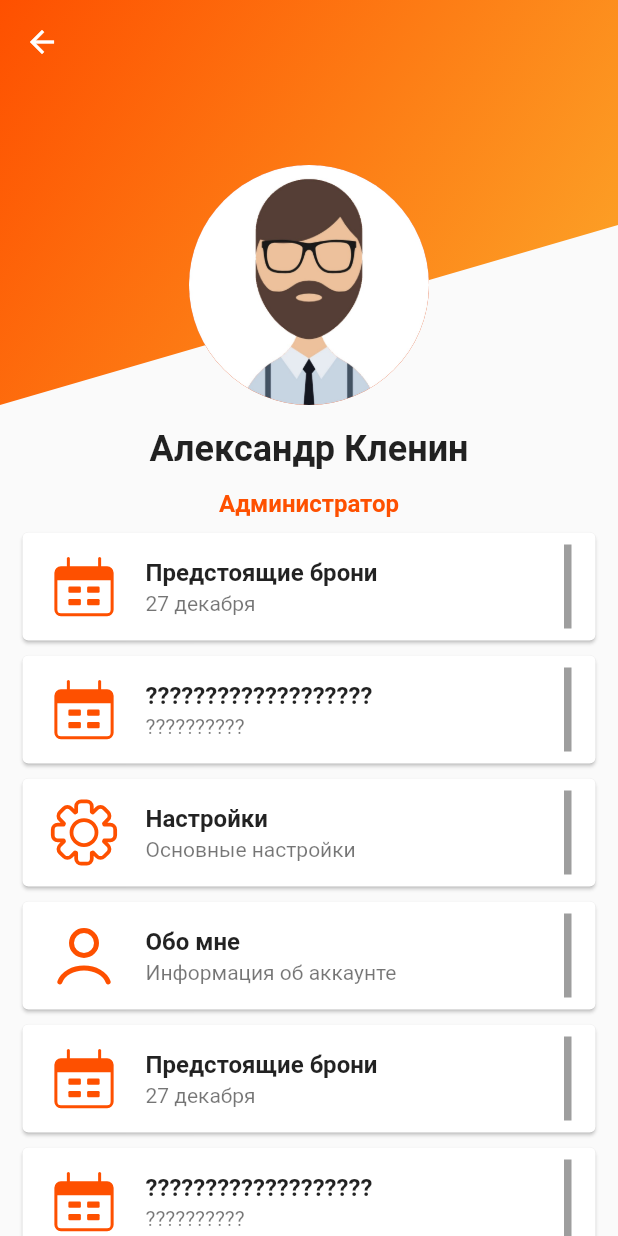
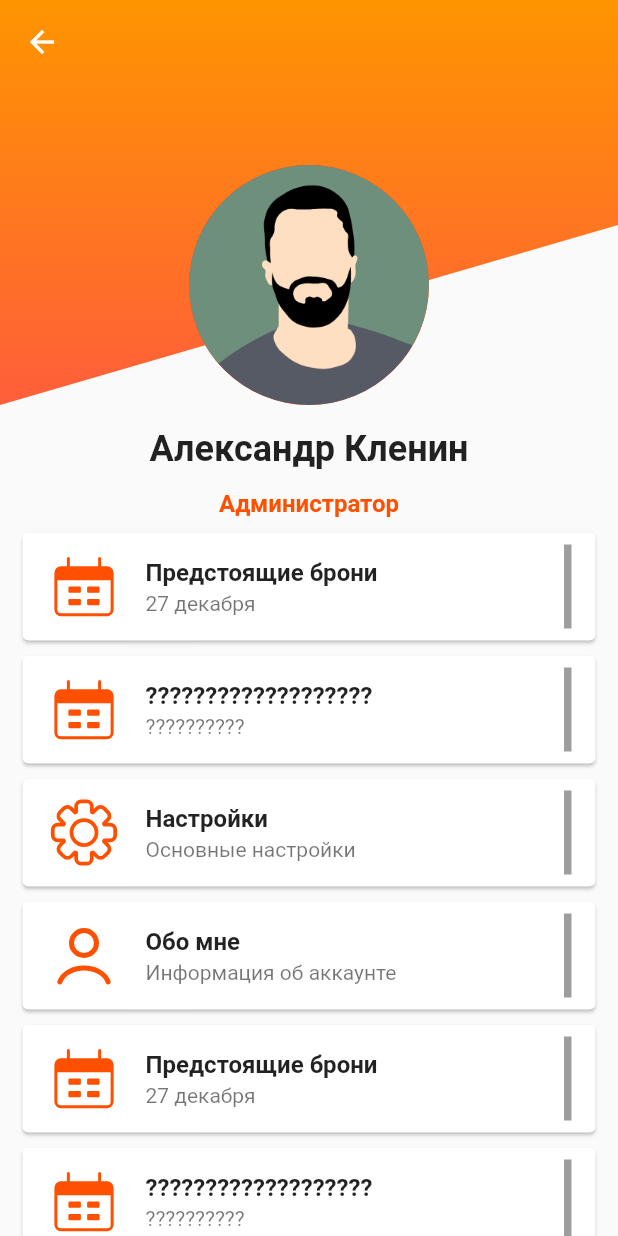
Before and after one commit to WordyArc/atb_plugin, a Flutter app: the Profile screen opened directly, on a phone screen of 412 x 824 dp. Run offline on Flutter 3.47's test engine with Material 2 defaults, Android fonts, the phone set to English and light mode, and no system bars; our stand-ins replace flutter_svg.

Commit message:
Update globals: change gradient

```diff
--- a/lib/globals.dart
+++ b/lib/globals.dart
@@ -6,15 +6,15 @@ import 'package:flutter/material.dart'; //Объявляем его как ли
 //Список глобальных переменных с значениями по умолчанию.
 // asset path
 
-const String profileImage = 'assets/images/theKlenin.jpeg';
+const String profileImage = 'assets/images/theKlenin.png';
 const String atbLogo = 'assets/svg/atb_logo-orange_black.svg';
 Color atbMainColor = const Color(0xFFFE5000);
 Gradient atbGradient = const LinearGradient(
-  begin: Alignment.topLeft,
-  end: Alignment.bottomRight,
+  begin: Alignment.bottomCenter,
+  end: Alignment.topCenter,
   colors: [
-    Color(0xFFFE5000),
-    Color(0xFFFCA92A),
+    Color(0xFFFF5E3A),
+    Color(0xFFFF9500),
   ],
 );
 
```
